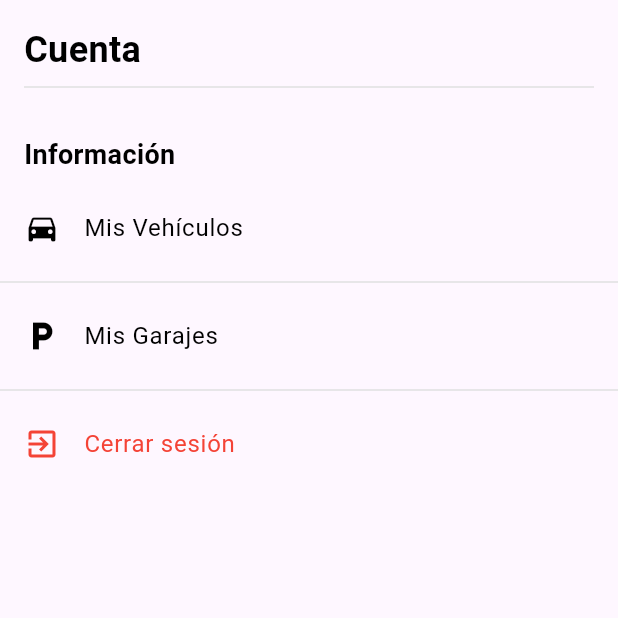
After one commit to Denzel-Fuentes/FLUTTER_Parking, a Flutter app: the ProfileScreen screen opened directly, on a phone screen of 412 x 824 dp, the top half of it. The commit adds this screen. Run offline on Flutter 3.47's test engine with Material 3 defaults, Android fonts, the phone set to English and light mode, and no system bars; our stand-ins replace cloud_firestore, firebase_core, fl_chart, fluttertoast, simple_animations; accounts and stored records are empty.

Commit message:
Base proyecto

```diff
--- /dev/null
+++ b/lib/Profile_screen.dart
@@ -0,0 +1,129 @@
+import 'package:flutter/material.dart';
+import 'package:parking_app/ListParking.dart';
+import 'package:parking_app/ListVehicle.dart';
+import 'package:parking_app/login_def.dart';
+
+
+class ProfileScreen extends StatelessWidget {
+  @override
+  Widget build(BuildContext context) {
+    Color textColor = Colors.black;
+    Color lightGray = Colors.grey.shade300;
+
+    return Scaffold(
+      body: Column(
+        crossAxisAlignment: CrossAxisAlignment.start,
+        children: [
+          Padding(
+            padding:
+                const EdgeInsets.symmetric(vertical: 16.0, horizontal: 16.0),
+            child: Column(
+              crossAxisAlignment: CrossAxisAlignment.start,
+              children: [
+                Text('Cuenta',
+                    style: TextStyle(
+                        fontSize: 24.0,
+                        fontWeight: FontWeight.bold,
+                        color: textColor)),
+                Divider(color: lightGray)
+              ],
+            ),
+          ),
+
+          Expanded(
+            child: ListView(
+              children: [
+                _buildSubtitle('Información', textColor),
+                _buildListTile(
+                  title: 'Mis Vehículos',
+                  icon: Icons.directions_car,
+                  textColor: textColor,
+                  onTap: () {
+                    Navigator.push(
+                      context,
+                      MaterialPageRoute(builder: (context) => ListVehicleScreen()),
+                    );
+                  },
+                ),
+                Divider(color: lightGray),
+                _buildListTile(
+                  title: 'Mis Garajes',
+                  icon: Icons.local_parking,
+                  textColor: textColor,
+                  onTap: () {
+                    Navigator.push(
+                      context,
+                      MaterialPageRoute(builder: (context) => ListParkingScreen()),
+                    );
+                  },
+                ),
+
+                Divider(color: lightGray),
+                _buildListTile(
+                  title: 'Cerrar sesión',
+                  icon: Icons.exit_to_app,
+                  textColor: Colors.red,
+                  onTap: () {
+                    Navigator.pushAndRemoveUntil(
+                      context,
+                      MaterialPageRoute(builder: (context) => LoginDef()),
+                      (Route<dynamic> route) => false,
+                    );
+                  },
+                ),
+              ],
+            ),
+          ),
+        ],
+      ),
+    );
+  }
+
+  Widget _buildSubtitle(String title, Color textColor) {
+    return Padding(
+      padding: const EdgeInsets.symmetric(vertical: 8.0, horizontal: 16.0),
+      child: Text(
+        title,
+        style: TextStyle(
+            fontSize: 18, fontWeight: FontWeight.bold, color: textColor),
+      ),
+    );
+  }
+
+  Widget _buildUserTile({
+    required String username,
+    required Color textColor,
+    required Color lightGray,
+    required VoidCallback onTap,
+  }) {
+    return ListTile(
+      leading: CircleAvatar(
+        radius: 20,
+        child: Icon(Icons.person, size: 20, color: Colors.blue),
+        backgroundColor: lightGray,
+      ),
+      title: Text(
+        username,
+        style: TextStyle(
+          fontSize: 20,
+          color: textColor,
+          fontWeight: FontWeight.w500,
+        ),
+      ),
+      onTap: onTap,
+    );
+  }
+
+  Widget _buildListTile({
+    required String title,
+    required IconData icon,
+    required Color textColor,
+    required VoidCallback onTap,
+  }) {
+    return ListTile(
+      leading: Icon(icon, color: textColor),
+      title: Text(title, style: TextStyle(color: textColor)),
+      onTap: onTap,
+    );
+  }
+}
--- a/lib/main_screen.dart
+++ b/lib/main_screen.dart
@@ -1,4 +1,6 @@
 import 'package:flutter/material.dart';
+import 'package:parking_app/OffersPropose.dart';
+import 'package:parking_app/Profile_screen.dart';
 import 'package:parking_app/offer_screen.dart';
 
 void main() async {
@@ -23,7 +25,9 @@ class _MainScreenState extends State<MainScreen> {
   int _currentIndex = 0;
 
   final List<Widget> _screens = [
-    OfferScreen()
+    OfferScreen(),
+    OffersProposeTAB(),
+    ProfileScreen()
   ];
 
   void onTabTapped(int index) {
```
Also changed, not shown: lib/ListParking.dart (added, +16 -0 lines), lib/ListVehicle.dart (added, +16 -0 lines), lib/OffersPropose.dart (added, +26 -0 lines).
